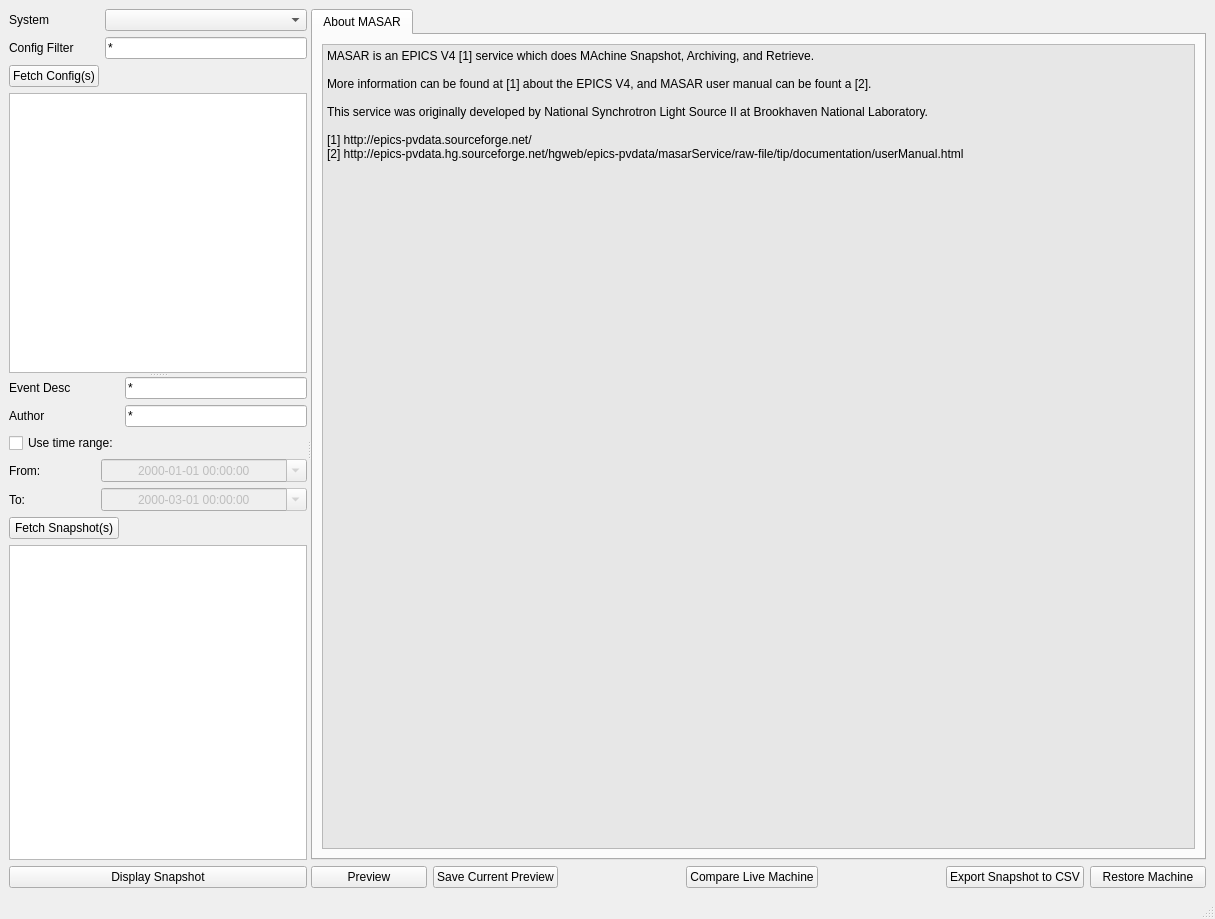
Above: python/masarclient/ui/ui_masar.ui from NSLS-II/masarUI before the change. Below: the same form after it.
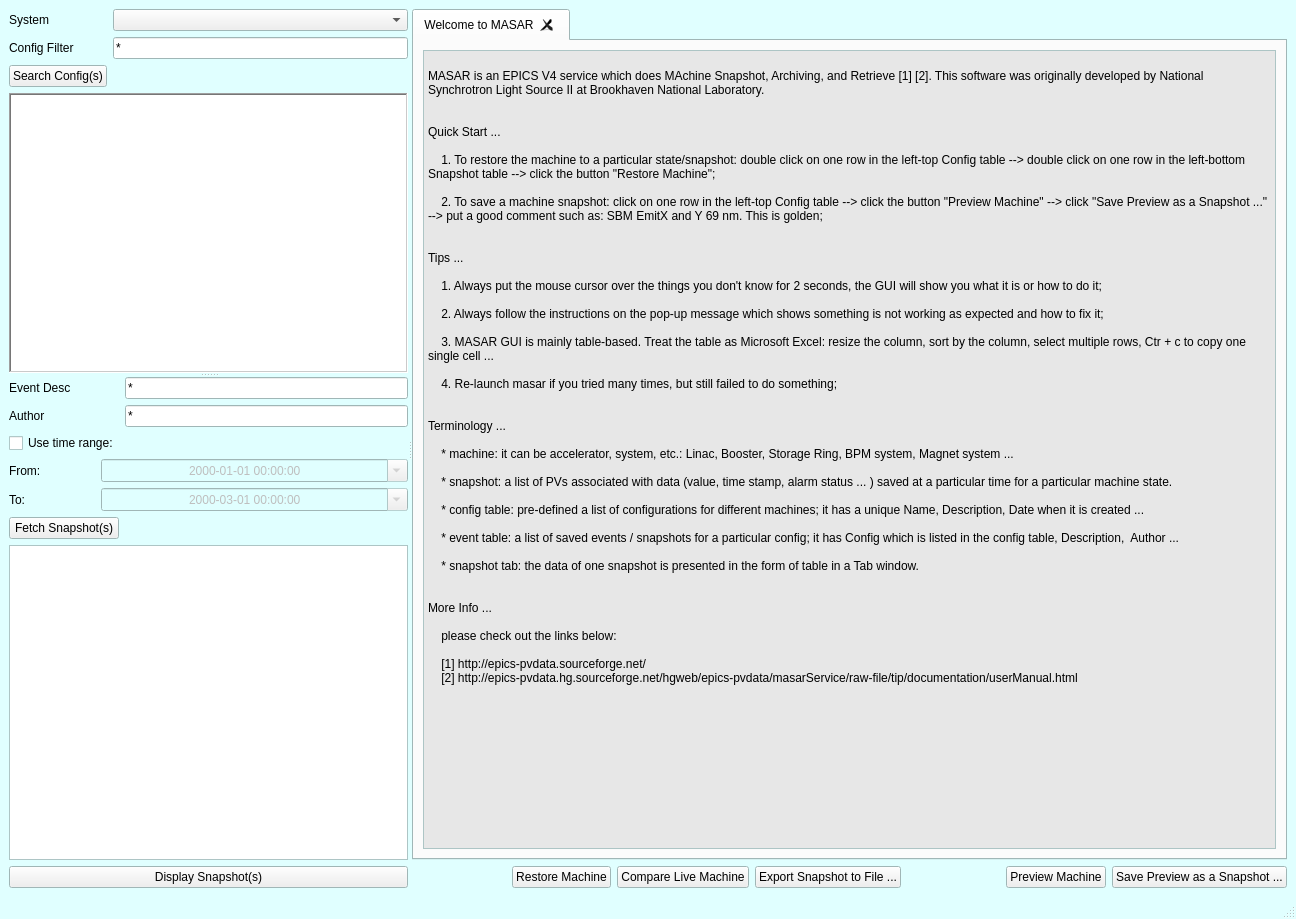
That is the form after the change. Icons and pictures are not drawn.

Commit message: Major improvements: waveform data plot is supported, check PV connection before restore snapshot, snapshot Tab is closable and movable; Other changes: auto-fetch configs during startup, double click to fetch events or display snapshot, tooltip is everywhere

```diff
--- a/python/masarclient/ui/ui_masar.ui
+++ b/python/masarclient/ui/ui_masar.ui
@@ -6,13 +6,111 @@
    <rect>
     <x>0</x>
     <y>0</y>
-    <width>1215</width>
+    <width>1296</width>
     <height>919</height>
    </rect>
   </property>
+  <property name="palette">
+   <palette>
+    <active>
+     <colorrole role="Base">
+      <brush brushstyle="SolidPattern">
+       <color alpha="255">
+        <red>255</red>
+        <green>255</green>
+        <blue>255</blue>
+       </color>
+      </brush>
+     </colorrole>
+     <colorrole role="Window">
+      <brush brushstyle="SolidPattern">
+       <color alpha="255">
+        <red>224</red>
+        <green>255</green>
+        <blue>255</blue>
+       </color>
+      </brush>
+     </colorrole>
+    </active>
+    <inactive>
+     <colorrole role="Base">
+      <brush brushstyle="SolidPattern">
+       <color alpha="255">
+        <red>255</red>
+        <green>255</green>
+        <blue>255</blue>
+       </color>
+      </brush>
+     </colorrole>
+     <colorrole role="Window">
+      <brush brushstyle="SolidPattern">
+       <color alpha="255">
+        <red>224</red>
+        <green>255</green>
+        <blue>255</blue>
+       </color>
+      </brush>
+     </colorrole>
+    </inactive>
+    <disabled>
+     <colorrole role="Base">
+      <brush brushstyle="SolidPattern">
+       <color alpha="255">
+        <red>224</red>
+        <green>255</green>
+        <blue>255</blue>
+       </color>
+      </brush>
+     </colorrole>
+     <colorrole role="Window">
+      <brush brushstyle="SolidPattern">
+       <color alpha="255">
+        <red>224</red>
+        <green>255</green>
+        <blue>255</blue>
+       </color>
+      </brush>
+     </colorrole>
+    </disabled>
+   </palette>
+  </property>
+  <property name="focusPolicy">
+   <enum>Qt::ClickFocus</enum>
+  </property>
+  <property name="acceptDrops">
+   <bool>false</bool>
+  </property>
   <property name="windowTitle">
    <string>MASAR Viewer</string>
   </property>
+  <property name="windowIcon">
+   <iconset resource="masarRC.qrc">
+    <normaloff>:/icons/nsls2-logo.png</normaloff>:/icons/nsls2-logo.png</iconset>
+  </property>
+  <property name="windowOpacity">
+   <double>1.000000000000000</double>
+  </property>
+  <property name="toolTip">
+   <string/>
+  </property>
+  <property name="autoFillBackground">
+   <bool>false</bool>
+  </property>
+  <property name="documentMode">
+   <bool>true</bool>
+  </property>
+  <property name="tabShape">
+   <enum>QTabWidget::Rounded</enum>
+  </property>
+  <property name="dockNestingEnabled">
+   <bool>true</bool>
+  </property>
+  <property name="dockOptions">
+   <set>QMainWindow::AllowNestedDocks|QMainWindow::AllowTabbedDocks|QMainWindow::AnimatedDocks|QMainWindow::ForceTabbedDocks|QMainWindow::VerticalTabs</set>
+  </property>
+  <property name="unifiedTitleAndToolBarOnMac">
+   <bool>true</bool>
+  </property>
   <widget class="QWidget" name="mainwidget">
    <layout class="QVBoxLayout" name="verticalLayout_2">
     <item>
@@ -31,7 +129,7 @@
         <enum>Qt::Vertical</enum>
        </property>
        <widget class="QWidget" name="layoutWidget">
-        <layout class="QVBoxLayout" name="configVerticalLayout">
+        <layout class="QVBoxLayout" name="configVerticalLayout" stretch="0">
          <item>
           <layout class="QGridLayout" name="configGridLayout">
            <item row="0" column="0">
@@ -58,19 +156,40 @@
            <item row="1" column="1">
             <widget class="QLineEdit" name="configFilterLineEdit">
              <property name="text">
-              <string>*</string>
+              <string extracomment="such as LN*">*</string>
+             </property>
+             <property name="dragEnabled">
+              <bool>true</bool>
+             </property>
+             <property name="placeholderText" stdset="0">
+              <string/>
              </property>
             </widget>
            </item>
            <item row="2" column="0">
             <widget class="QPushButton" name="fetchConfigButton">
              <property name="text">
-              <string>Fetch Config(s)</string>
+              <string>Search Config(s)</string>
              </property>
             </widget>
            </item>
            <item row="3" column="0" colspan="2">
             <widget class="QTableWidget" name="configTableWidget">
+             <property name="focusPolicy">
+              <enum>Qt::WheelFocus</enum>
+             </property>
+             <property name="toolTip">
+              <string>&lt;html&gt;&lt;head/&gt;&lt;body&gt;&lt;p&gt;ConfigTable: a list of pre-defined configs&lt;/p&gt;&lt;p&gt;&lt;span style=&quot; color:#00ff00;&quot;&gt;DOUBLE CLICK&lt;/span&gt; on ONE row to fetch its list of snapshot(s)&lt;/p&gt;&lt;/body&gt;&lt;/html&gt;</string>
+             </property>
+             <property name="frameShape">
+              <enum>QFrame::WinPanel</enum>
+             </property>
+             <property name="frameShadow">
+              <enum>QFrame::Sunken</enum>
+             </property>
+             <property name="lineWidth">
+              <number>1</number>
+             </property>
              <property name="selectionMode">
               <enum>QAbstractItemView::ExtendedSelection</enum>
              </property>
@@ -198,6 +317,21 @@
          </item>
          <item>
           <widget class="QTableWidget" name="eventTableWidget">
+           <property name="minimumSize">
+            <size>
+             <width>350</width>
+             <height>0</height>
+            </size>
+           </property>
+           <property name="mouseTracking">
+            <bool>true</bool>
+           </property>
+           <property name="focusPolicy">
+            <enum>Qt::StrongFocus</enum>
+           </property>
+           <property name="toolTip">
+            <string>&lt;html&gt;&lt;head/&gt;&lt;body&gt;&lt;p&gt;eventTable: a list of saved snapshot(s) for the selected config(s)&lt;/p&gt;&lt;p&gt;&lt;span style=&quot; color:#00ff00;&quot;&gt;DOUBLE CLICK&lt;/span&gt; on one row to display &lt;span style=&quot; color:#00ff00;&quot;&gt;ONE&lt;/span&gt; snapshot data &lt;/p&gt;&lt;/body&gt;&lt;/html&gt;</string>
+           </property>
            <property name="selectionMode">
             <enum>QAbstractItemView::ExtendedSelection</enum>
            </property>
@@ -213,8 +347,17 @@
           <layout class="QHBoxLayout" name="snapshotHorizontalLayout">
            <item>
             <widget class="QPushButton" name="fetchSnapshotButton">
+             <property name="sizePolicy">
+              <sizepolicy hsizetype="Preferred" vsizetype="Fixed">
+               <horstretch>0</horstretch>
+               <verstretch>0</verstretch>
+              </sizepolicy>
+             </property>
+             <property name="toolTip">
+              <string>get PVs data</string>
+             </property>
              <property name="text">
-              <string>Display Snapshot</string>
+              <string>Display Snapshot(s)</string>
              </property>
             </widget>
            </item>
@@ -229,7 +372,7 @@
          <widget class="QTabWidget" name="snapshotTabWidget">
           <property name="sizePolicy">
            <sizepolicy hsizetype="Expanding" vsizetype="Expanding">
-            <horstretch>3</horstretch>
+            <horstretch>0</horstretch>
             <verstretch>0</verstretch>
            </sizepolicy>
           </property>
@@ -242,9 +385,21 @@
           <property name="currentIndex">
            <number>0</number>
           </property>
+          <property name="documentMode">
+           <bool>false</bool>
+          </property>
+          <property name="tabsClosable">
+           <bool>true</bool>
+          </property>
+          <property name="movable">
+           <bool>true</bool>
+          </property>
           <widget class="QWidget" name="commentTab">
            <attribute name="title">
-            <string>About MASAR</string>
+            <string>Welcome to MASAR</string>
+           </attribute>
+           <attribute name="toolTip">
+            <string>How to use MASAR</string>
            </attribute>
            <layout class="QVBoxLayout" name="commentTabWindowLayout">
             <item>
@@ -293,14 +448,50 @@
                <bool>true</bool>
               </property>
               <property name="plainText">
-               <string>MASAR is an EPICS V4 [1] service which does MAchine Snapshot, Archiving, and Retrieve. 
+               <string>
+MASAR is an EPICS V4 service which does MAchine Snapshot, Archiving, and Retrieve [1] [2]. This software was originally developed by National Synchrotron Light Source II at Brookhaven National Laboratory.
 
-More information can be found at [1] about the EPICS V4, and MASAR user manual can be fount a [2].
 
-This service was originally developed by National Synchrotron Light Source II at Brookhaven National Laboratory.
+Quick Start ...
 
-[1] http://epics-pvdata.sourceforge.net/
-[2] http://epics-pvdata.hg.sourceforge.net/hgweb/epics-pvdata/masarService/raw-file/tip/documentation/userManual.html</string>
+    1. To restore the machine to a particular state/snapshot: double click on one row in the left-top Config table --&gt; double click on one row in the left-bottom Snapshot table --&gt; click the button &quot;Restore Machine&quot;;
+    
+    2. To save a machine snapshot: click on one row in the left-top Config table --&gt; click the button &quot;Preview Machine&quot; --&gt; click &quot;Save Preview as a Snapshot ...&quot; --&gt; put a good comment such as: SBM EmitX and Y 69 nm. This is golden; 
+
+
+Tips ...
+    
+    1. Always put the mouse cursor over the things you don't know for 2 seconds, the GUI will show you what it is or how to do it;
+    
+    2. Always follow the instructions on the pop-up message which shows something is not working as expected and how to fix it; 
+  
+    3. MASAR GUI is mainly table-based. Treat the table as Microsoft Excel: resize the column, sort by the column, select multiple rows, Ctr + c to copy one single cell ...  
+   
+    4. Re-launch masar if you tried many times, but still failed to do something;
+
+
+Terminology ...
+    
+    * machine: it can be accelerator, system, etc.: Linac, Booster, Storage Ring, BPM system, Magnet system ...
+    
+    * snapshot: a list of PVs associated with data (value, time stamp, alarm status ... ) saved at a particular time for a particular machine state.
+
+    * config table: pre-defined a list of configurations for different machines; it has a unique Name, Description, Date when it is created ...  
+
+    * event table: a list of saved events / snapshots for a particular config; it has Config which is listed in the config table, Description,  Author ...  
+
+    * snapshot tab: the data of one snapshot is presented in the form of table in a Tab window.
+
+
+More Info ...
+
+    please check out the links below:
+
+    [1] http://epics-pvdata.sourceforge.net/
+    [2] http://epics-pvdata.hg.sourceforge.net/hgweb/epics-pvdata/masarService/raw-file/tip/documentation/userManual.html</string>
+              </property>
+              <property name="textInteractionFlags">
+               <set>Qt::LinksAccessibleByMouse|Qt::TextSelectableByMouse</set>
               </property>
               <property name="backgroundVisible">
                <bool>false</bool>
@@ -313,20 +504,6 @@
         </item>
         <item>
          <layout class="QHBoxLayout" name="horizontalLayout">
-          <item>
-           <widget class="QPushButton" name="machinePreviewButton">
-            <property name="text">
-             <string>Preview</string>
-            </property>
-           </widget>
-          </item>
-          <item>
-           <widget class="QPushButton" name="saveCurrentPreviewButton">
-            <property name="text">
-             <string>Save Current Preview</string>
-            </property>
-           </widget>
-          </item>
           <item>
            <widget class="QLabel" name="label">
             <property name="text">
@@ -334,6 +511,16 @@
             </property>
            </widget>
           </item>
+          <item>
+           <widget class="QPushButton" name="restoreMachineButton">
+            <property name="toolTip">
+             <string/>
+            </property>
+            <property name="text">
+             <string>Restore Machine</string>
+            </property>
+           </widget>
+          </item>
           <item>
            <widget class="QPushButton" name="getLiveMachineButton">
             <property name="text">
@@ -341,24 +528,31 @@
             </property>
            </widget>
           </item>
-          <item>
-           <widget class="QLabel" name="label_2">
-            <property name="text">
-             <string/>
-            </property>
-           </widget>
-          </item>
           <item>
            <widget class="QPushButton" name="saveDataFileButton">
             <property name="text">
-             <string>Export Snapshot to CSV</string>
+             <string>Export Snapshot to File ...</string>
             </property>
            </widget>
           </item>
           <item>
-           <widget class="QPushButton" name="restoreMachineButton">
+           <widget class="QLabel" name="label_2">
             <property name="text">
-             <string>Restore Machine</string>
+             <string/>
+            </property>
+           </widget>
+          </item>
+          <item>
+           <widget class="QPushButton" name="machinePreviewButton">
+            <property name="text">
+             <string>Preview Machine</string>
+            </property>
+           </widget>
+          </item>
+          <item>
+           <widget class="QPushButton" name="saveCurrentPreviewButton">
+            <property name="text">
+             <string>Save Preview as a Snapshot ...</string>
             </property>
            </widget>
           </item>
```
Left out of the diff: 217 changed lines with no effect on the pictures. The commit also changes 4 other files.
